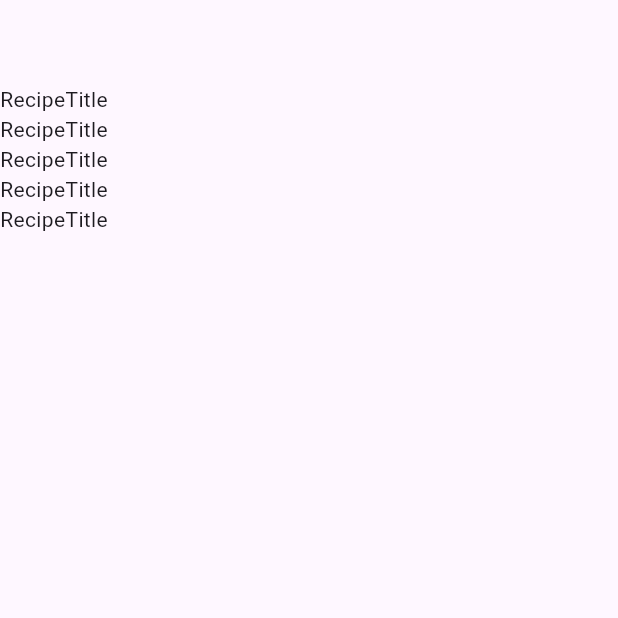
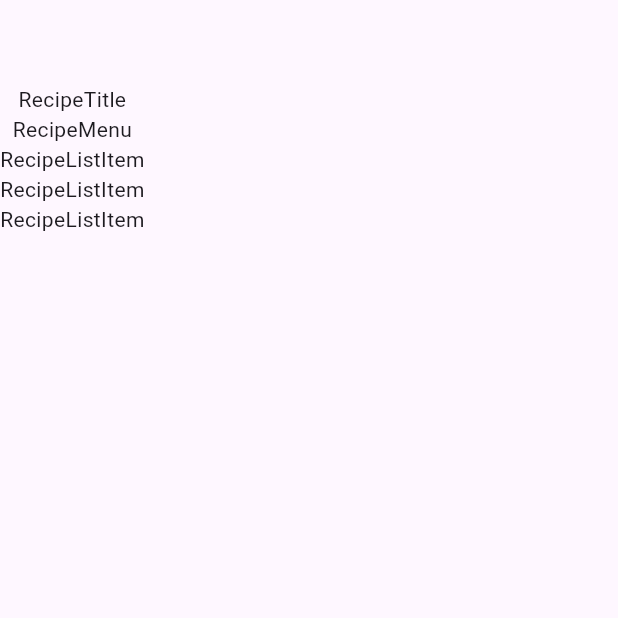
Before and after one commit to hippieperm/flutter_recipe_app, a Flutter app: the screen it shows after launch, on a phone screen of 412 x 824 dp, the top half of it. Run offline on Flutter 3.47's test engine with Material 3 defaults, Android fonts, the phone set to English and light mode, and no system bars.

Commit message:
레시피 리스트 아이템 및 메뉴 위젯 수정: RecipeListItem과 RecipeMenu 클래스에서 레시피 제목을 각각 'RecipeListItem'과 'RecipeMenu'로 변경함

```diff
--- a/lib/recipe_list_item.dart
+++ b/lib/recipe_list_item.dart
@@ -5,6 +5,6 @@ class RecipeListItem extends StatelessWidget {
 
   @override
   Widget build(BuildContext context) {
-    return Text('RecipeTitle');
+    return Text('RecipeListItem');
   }
 }
--- a/lib/recipe_menu.dart
+++ b/lib/recipe_menu.dart
@@ -5,6 +5,6 @@ class RecipeMenu extends StatelessWidget {
 
   @override
   Widget build(BuildContext context) {
-    return Text('RecipeTitle');
+    return Text('RecipeMenu');
   }
 }
```
